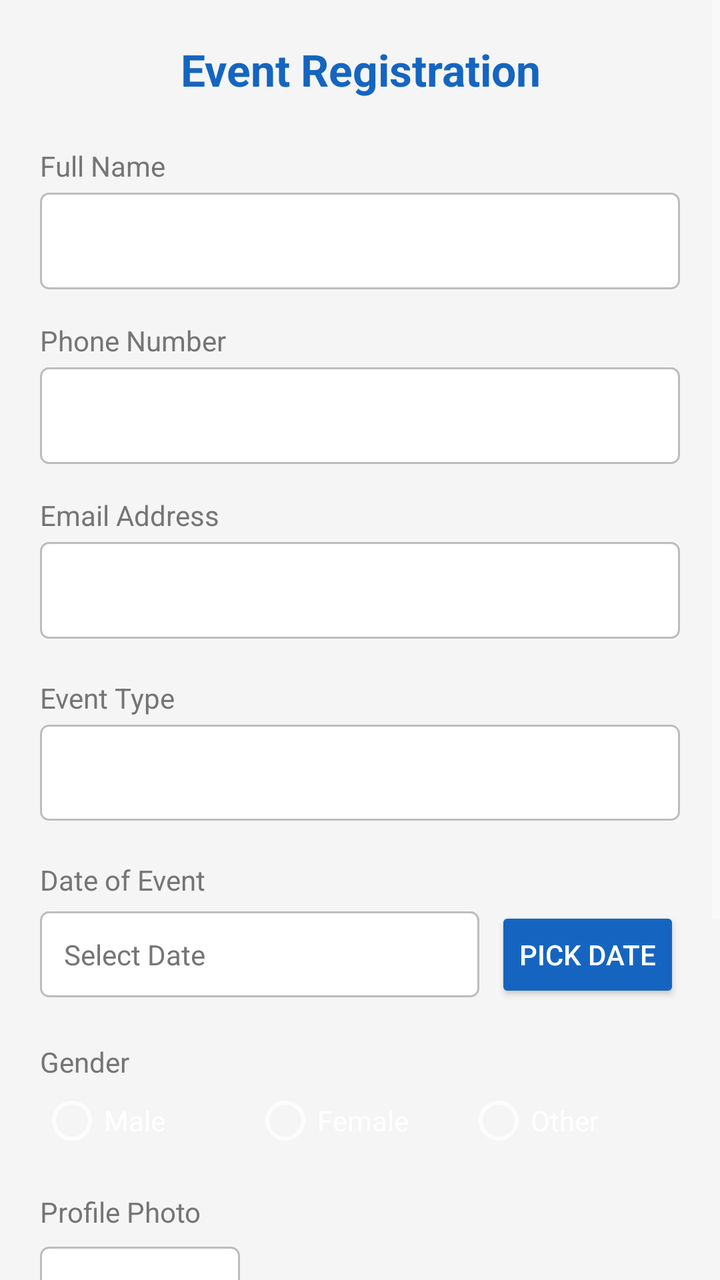
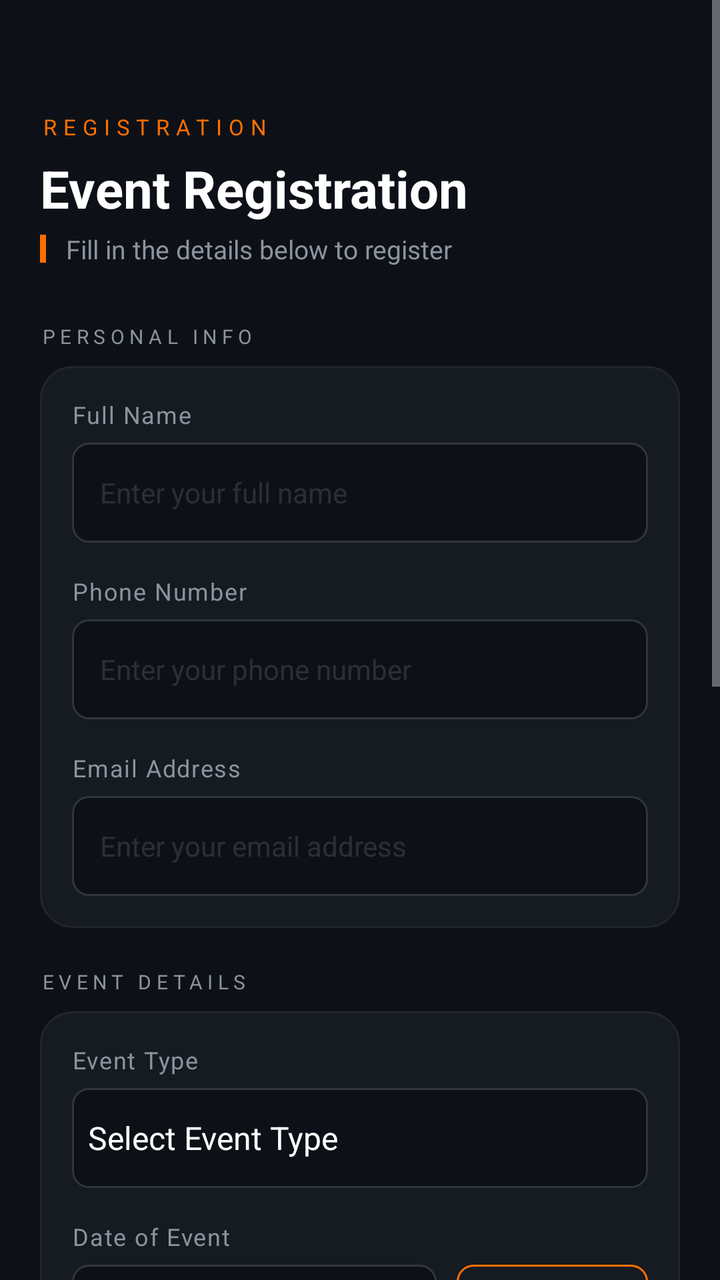

An Android layout rendered at two revisions. The XML below is the earlier revision; the diff shows what the commit changed to produce the second picture.
<!-- AndroidManifest.xml: application theme Theme._2023CS128eventmanagement -->
<!-- res/layout/activity_registration.xml -->
<?xml version="1.0" encoding="utf-8"?>
<ScrollView
    xmlns:android="http://schemas.android.com/apk/res/android"
    android:layout_width="match_parent"
    android:layout_height="match_parent"
    android:background="@color/color_background">

    <LinearLayout
        android:layout_width="match_parent"
        android:layout_height="wrap_content"
        android:orientation="vertical"
        android:padding="20dp">

        <TextView
            android:layout_width="match_parent"
            android:layout_height="wrap_content"
            android:text="@string/reg_title"
            android:textColor="@color/color_primary"
            android:textSize="22sp"
            android:textStyle="bold"
            android:gravity="center"
            android:layout_marginBottom="24dp" />

        
        <TextView
            android:layout_width="match_parent"
            android:layout_height="wrap_content"
            android:text="@string/hint_name"
            android:textColor="@color/color_text_secondary"
            android:textSize="14sp"
            android:layout_marginBottom="4dp" />

        <EditText
            android:id="@+id/etName"
            android:layout_width="match_parent"
            android:layout_height="wrap_content"
            android:hint="@string/hint_name"
            android:inputType="textPersonName"
            android:imeOptions="actionNext"
            android:background="@drawable/spinner_background"
            android:padding="12dp"
            android:layout_marginBottom="16dp" />

        
        <TextView
            android:layout_width="match_parent"
            android:layout_height="wrap_content"
            android:text="@string/hint_phone"
            android:textColor="@color/color_text_secondary"
            android:textSize="14sp"
            android:layout_marginBottom="4dp" />

        <EditText
            android:id="@+id/etPhone"
            android:layout_width="match_parent"
            android:layout_height="wrap_content"
            android:hint="@string/hint_phone"
            android:inputType="phone"
            android:imeOptions="actionNext"
            android:background="@drawable/spinner_background"
            android:padding="12dp"
            android:layout_marginBottom="16dp" />

        
        <TextView
            android:layout_width="match_parent"
            android:layout_height="wrap_content"
            android:text="@string/hint_email"
            android:textColor="@color/color_text_secondary"
            android:textSize="14sp"
            android:layout_marginBottom="4dp" />

        <EditText
            android:id="@+id/etEmail"
            android:layout_width="match_parent"
            android:layout_height="wrap_content"
            android:hint="@string/hint_email"
            android:inputType="textEmailAddress"
            android:imeOptions="actionNext"
            android:background="@drawable/spinner_background"
            android:padding="12dp"
            android:layout_marginBottom="20dp" />

        
        <TextView
            android:layout_width="match_parent"
            android:layout_height="wrap_content"
            android:text="@string/label_event_type"
            android:textColor="@color/color_text_secondary"
            android:textSize="14sp"
            android:layout_marginBottom="4dp" />

        <Spinner
            android:id="@+id/spinnerEventType"
            android:layout_width="match_parent"
            android:layout_height="48dp"
            android:background="@drawable/spinner_background"
            android:layout_marginBottom="20dp"
            android:entries="@array/event_types" />

        
        <TextView
            android:layout_width="match_parent"
            android:layout_height="wrap_content"
            android:text="@string/label_date"
            android:textColor="@color/color_text_secondary"
            android:textSize="14sp"
            android:layout_marginBottom="4dp" />

        <LinearLayout
            android:layout_width="match_parent"
            android:layout_height="wrap_content"
            android:orientation="horizontal"
            android:gravity="center_vertical"
            android:layout_marginBottom="20dp">

            <TextView
                android:id="@+id/tvSelectedDate"
                android:layout_width="0dp"
                android:layout_height="wrap_content"
                android:layout_weight="1"
                android:text="@string/hint_date"
                android:textColor="@color/color_text_secondary"
                android:padding="12dp"
                android:background="@drawable/spinner_background" />

            <Button
                android:id="@+id/btnPickDate"
                android:layout_width="wrap_content"
                android:layout_height="wrap_content"
                android:text="@string/btn_pick_date"
                android:layout_marginStart="8dp"
                android:backgroundTint="@color/color_primary" />
        </LinearLayout>

        
        <TextView
            android:layout_width="match_parent"
            android:layout_height="wrap_content"
            android:text="@string/label_gender"
            android:textColor="@color/color_text_secondary"
            android:textSize="14sp"
            android:layout_marginBottom="4dp" />

        <RadioGroup
            android:id="@+id/rgGender"
            android:layout_width="match_parent"
            android:layout_height="wrap_content"
            android:orientation="horizontal"
            android:layout_marginBottom="20dp">

            <RadioButton
                android:id="@+id/rbMale"
                android:layout_width="0dp"
                android:layout_height="wrap_content"
                android:layout_weight="1"
                android:text="@string/radio_male" />

            <RadioButton
                android:id="@+id/rbFemale"
                android:layout_width="0dp"
                android:layout_height="wrap_content"
                android:layout_weight="1"
                android:text="@string/radio_female" />

            <RadioButton
                android:id="@+id/rbOther"
                android:layout_width="0dp"
                android:layout_height="wrap_content"
                android:layout_weight="1"
                android:text="@string/radio_other" />
        </RadioGroup>

        
        <TextView
            android:layout_width="match_parent"
            android:layout_height="wrap_content"
            android:text="@string/label_photo"
            android:textColor="@color/color_text_secondary"
            android:textSize="14sp"
            android:layout_marginBottom="8dp" />

        <LinearLayout
            android:layout_width="match_parent"
            android:layout_height="wrap_content"
            android:orientation="horizontal"
            android:gravity="center_vertical"
            android:layout_marginBottom="20dp">

            <ImageView
                android:id="@+id/ivProfilePreview"
                android:layout_width="100dp"
                android:layout_height="100dp"
                android:scaleType="centerCrop"
                android:background="@drawable/spinner_background"
                android:contentDescription="@string/label_photo" />

            <Button
                android:id="@+id/btnPickImage"
                android:layout_width="wrap_content"
                android:layout_height="wrap_content"
                android:text="@string/btn_pick_image"
                android:layout_marginStart="16dp"
                android:backgroundTint="@color/color_primary" />
        </LinearLayout>

        
        <CheckBox
            android:id="@+id/cbTerms"
            android:layout_width="match_parent"
            android:layout_height="wrap_content"
            android:text="@string/cb_terms"
            android:layout_marginBottom="24dp" />

        
        <Button
            android:id="@+id/btnSubmit"
            android:layout_width="match_parent"
            android:layout_height="56dp"
            android:text="@string/btn_submit"
            android:textSize="16sp"
            android:textStyle="bold"
            android:backgroundTint="@color/color_accent"
            android:textColor="@color/white"
            android:layout_marginBottom="16dp" />

    </LinearLayout>

</ScrollView>
<!-- resources referenced by this layout -->
<resources>
  <string-array name="event_types">
          <item>Select Event Type</item>
          <item>Seminar</item>
          <item>Workshop</item>
          <item>Conference</item>
          <item>Webinar</item>
          <item>Cultural Event</item>
      </string-array>
  <color name="color_accent">#FF6F00</color>
  <color name="color_background">#F5F5F5</color>
  <color name="color_primary">#1565C0</color>
  <color name="color_text_secondary">#757575</color>
  <color name="white">#FFFFFFFF</color>
  <!-- drawable spinner_background (drawable) -->
  <?xml version="1.0" encoding="utf-8"?>
  <shape xmlns:android="http://schemas.android.com/apk/res/android"
      android:shape="rectangle">
      <solid android:color="@color/white" />
      <stroke
          android:width="1dp"
          android:color="@color/color_divider" />
      <corners android:radius="4dp" />
      <padding
          android:bottom="8dp"
          android:left="12dp"
          android:right="12dp"
          android:top="8dp" />
  </shape>
  <string name="btn_pick_date">Pick Date</string>
  <string name="btn_pick_image">Pick from Gallery</string>
  <string name="btn_submit">Submit Registration</string>
  <string name="cb_terms">I agree to the Terms &amp; Conditions</string>
  <string name="hint_date">Select Date</string>
  <string name="hint_email">Email Address</string>
  <string name="hint_name">Full Name</string>
  <string name="hint_phone">Phone Number</string>
  <string name="label_date">Date of Event</string>
  <string name="label_event_type">Event Type</string>
  <string name="label_gender">Gender</string>
  <string name="label_photo">Profile Photo</string>
  <string name="radio_female">Female</string>
  <string name="radio_male">Male</string>
  <string name="radio_other">Other</string>
  <string name="reg_title">Event Registration</string>
  <style name="Theme._2023CS128eventmanagement" parent="Theme.AppCompat.NoActionBar">
          <item name="colorPrimary">@color/color_primary</item>
          <item name="colorPrimaryDark">@color/splash_bg</item>
          <item name="colorAccent">@color/color_accent</item>
          <item name="android:windowBackground">@color/splash_bg</item>
          <item name="android:statusBarColor">@color/splash_bg</item>
          <item name="android:navigationBarColor">@color/splash_bg</item>
      </style>
  <color name="color_divider">#BDBDBD</color>
  <color name="splash_bg">#0D1117</color>
</resources>

<!-- the commit's change to res/layout/activity_registration.xml (unified diff, before → after) -->
@@ -3,108 +3,36 @@
     xmlns:android="http://schemas.android.com/apk/res/android"
     android:layout_width="match_parent"
     android:layout_height="match_parent"
-    android:background="@color/color_background">
+    android:background="@color/splash_bg"
+    android:fillViewport="true">
 
     <LinearLayout
         android:layout_width="match_parent"
         android:layout_height="wrap_content"
         android:orientation="vertical"
-        android:padding="20dp">
+        android:paddingStart="20dp"
+        android:paddingEnd="20dp"
+        android:paddingTop="56dp"
+        android:paddingBottom="72dp">
+
+        
+        <TextView
+            android:layout_width="wrap_content"
+            android:layout_height="wrap_content"
+            android:text="REGISTRATION"
+            android:textColor="@color/color_accent"
+            android:textSize="11sp"
+            android:letterSpacing="0.3"
+            android:textAllCaps="true"
+            android:layout_marginBottom="6dp" />
 
         <TextView
             android:layout_width="match_parent"
             android:layout_height="wrap_content"
             android:text="@string/reg_title"
-            android:textColor="@color/color_primary"
-            android:textSize="22sp"
+            android:textColor="@color/white"
+            android:textSize="26sp"
             android:textStyle="bold"
-            android:gravity="center"
-            android:layout_marginBottom="24dp" />
-
-        
-        <TextView
-            android:layout_width="match_parent"
-            android:layout_height="wrap_content"
-            android:text="@string/hint_name"
-            android:textColor="@color/color_text_secondary"
-            android:textSize="14sp"
-            android:layout_marginBottom="4dp" />
-
-        <EditText
-            android:id="@+id/etName"
-            android:layout_width="match_parent"
-            android:layout_height="wrap_content"
-            android:hint="@string/hint_name"
-            android:inputType="textPersonName"
-            android:imeOptions="actionNext"
-            android:background="@drawable/spinner_background"
-            android:padding="12dp"
-            android:layout_marginBottom="16dp" />
-
-        
-        <TextView
-            android:layout_width="match_parent"
-            android:layout_height="wrap_content"
-            android:text="@string/hint_phone"
-            android:textColor="@color/color_text_secondary"
-            android:textSize="14sp"
-            android:layout_marginBottom="4dp" />
-
-        <EditText
-            android:id="@+id/etPhone"
-            android:layout_width="match_parent"
-            android:layout_height="wrap_content"
-            android:hint="@string/hint_phone"
-            android:inputType="phone"
-            android:imeOptions="actionNext"
-            android:background="@drawable/spinner_background"
-            android:padding="12dp"
-            android:layout_marginBottom="16dp" />
-
-        
-        <TextView
-            android:layout_width="match_parent"
-            android:layout_height="wrap_content"
-            android:text="@string/hint_email"
-            android:textColor="@color/color_text_secondary"
-            android:textSize="14sp"
-            android:layout_marginBottom="4dp" />
-
-        <EditText
-            android:id="@+id/etEmail"
-            android:layout_width="match_parent"
-            android:layout_height="wrap_content"
-            android:hint="@string/hint_email"
-            android:inputType="textEmailAddress"
-            android:imeOptions="actionNext"
-            android:background="@drawable/spinner_background"
-            android:padding="12dp"
-            android:layout_marginBottom="20dp" />
-
-        
-        <TextView
-            android:layout_width="match_parent"
-            android:layout_height="wrap_content"
-            android:text="@string/label_event_type"
-            android:textColor="@color/color_text_secondary"
-            android:textSize="14sp"
-            android:layout_marginBottom="4dp" />
-
-        <Spinner
-            android:id="@+id/spinnerEventType"
-            android:layout_width="match_parent"
-            android:layout_height="48dp"
-            android:background="@drawable/spinner_background"
-            android:layout_marginBottom="20dp"
-            android:entries="@array/event_types" />
-
-        
-        <TextView
-            android:layout_width="match_parent"
-            android:layout_height="wrap_content"
-            android:text="@string/label_date"
-            android:textColor="@color/color_text_secondary"
-            android:textSize="14sp"
             android:layout_marginBottom="4dp" />
 
         <LinearLayout
@@ -112,96 +40,334 @@
             android:layout_height="wrap_content"
             android:orientation="horizontal"
             android:gravity="center_vertical"
+            android:layout_marginBottom="28dp">
+            <View
+                android:layout_width="3dp"
+                android:layout_height="14dp"
+                android:background="@color/color_accent"
+                android:layout_marginEnd="10dp" />
+            <TextView
+                android:layout_width="wrap_content"
+                android:layout_height="wrap_content"
+                android:text="Fill in the details below to register"
+                android:textColor="@color/splash_text_muted"
+                android:textSize="13sp" />
+        </LinearLayout>
+
+        
+        <TextView
+            android:layout_width="wrap_content"
+            android:layout_height="wrap_content"
+            android:text="PERSONAL INFO"
+            android:textColor="@color/splash_text_muted"
+            android:textSize="10sp"
+            android:letterSpacing="0.25"
+            android:textAllCaps="true"
+            android:layout_marginBottom="8dp" />
+
+        <LinearLayout
+            android:layout_width="match_parent"
+            android:layout_height="wrap_content"
+            android:orientation="vertical"
+            android:background="@drawable/dark_card_bg"
+            android:padding="16dp"
             android:layout_marginBottom="20dp">
 
-            <TextView
-                android:id="@+id/tvSelectedDate"
-                android:layout_width="0dp"
-                android:layout_height="wrap_content"
-                android:layout_weight="1"
-                android:text="@string/hint_date"
-                android:textColor="@color/color_text_secondary"
-                android:padding="12dp"
-                android:background="@drawable/spinner_background" />
-
-            <Button
-                android:id="@+id/btnPickDate"
-                android:layout_width="wrap_content"
-                android:layout_height="wrap_content"
-                android:text="@string/btn_pick_date"
-                android:layout_marginStart="8dp"
-                android:backgroundTint="@color/color_primary" />
+            
+            <TextView
+                android:layout_width="wrap_content"
+                android:layout_height="wrap_content"
+                android:text="@string/hint_name"
+                android:textColor="@color/splash_text_muted"
+                android:textSize="12sp"
+                android:letterSpacing="0.05"
+                android:layout_marginBottom="6dp" />
+
+            <EditText
+                android:id="@+id/etName"
+                android:layout_width="match_parent"
+                android:layout_height="50dp"
+                android:hint="Enter your full name"
+                android:textColorHint="#3D8B949E"
+                android:textColor="@color/white"
+                android:textSize="14sp"
+                android:inputType="textPersonName"
+                android:imeOptions="actionNext"
+                android:background="@drawable/dark_input_bg"
+                android:paddingStart="14dp"
+                android:paddingEnd="14dp"
+                android:layout_marginBottom="16dp" />
+
+            
+            <TextView
+                android:layout_width="wrap_content"
+                android:layout_height="wrap_content"
+                android:text="@string/hint_phone"
+                android:textColor="@color/splash_text_muted"
+                android:textSize="12sp"
+                android:letterSpacing="0.05"
+                android:layout_marginBottom="6dp" />
+
+            <EditText
+                android:id="@+id/etPhone"
+                android:layout_width="match_parent"
+                android:layout_height="50dp"
+                android:hint="Enter your phone number"
+                android:textColorHint="#3D8B949E"
+                android:textColor="@color/white"
+                android:textSize="14sp"
+                android:inputType="phone"
+                android:imeOptions="actionNext"
+                android:background="@drawable/dark_input_bg"
+                android:paddingStart="14dp"
+                android:paddingEnd="14dp"
+                android:layout_marginBottom="16dp" />
+
+            
+            <TextView
+                android:layout_width="wrap_content"
+                android:layout_height="wrap_content"
+                android:text="@string/hint_email"
+                android:textColor="@color/splash_text_muted"
+                android:textSize="12sp"
+                android:letterSpacing="0.05"
+                android:layout_marginBottom="6dp" />
+
+            <EditText
+                android:id="@+id/etEmail"
+                android:layout_width="match_parent"
+                android:layout_height="50dp"
+                android:hint="Enter your email address"
+                android:textColorHint="#3D8B949E"
+                android:textColor="@color/white"
+                android:textSize="14sp"
+                android:inputType="textEmailAddress"
+                android:imeOptions="actionNext"
+                android:background="@drawable/dark_input_bg"
+                android:paddingStart="14dp"
+                android:paddingEnd="14dp" />
+
         </LinearLayout>
 
         
         <TextView
-            android:layout_width="match_parent"
-            android:layout_height="wrap_content"
-            android:text="@string/label_gender"
-            android:textColor="@color/color_text_secondary"
-            android:textSize="14sp"
-            android:layout_marginBottom="4dp" />
-
-        <RadioGroup
-            android:id="@+id/rgGender"
-            android:layout_width="match_parent"
-            android:layout_height="wrap_content"
-            android:orientation="horizontal"
+            android:layout_width="wrap_content"
+            android:layout_height="wrap_content"
+            android:text="EVENT DETAILS"
+            android:textColor="@color/splash_text_muted"
+            android:textSize="10sp"
+            android:letterSpacing="0.25"
+            android:textAllCaps="true"
+            android:layout_marginBottom="8dp" />
+
+        <LinearLayout
+            android:layout_width="match_parent"
+            android:layout_height="wrap_content"
+            android:orientation="vertical"
+            android:background="@drawable/dark_card_bg"
+            android:padding="16dp"
             android:layout_marginBottom="20dp">
 
-            <RadioButton
-                android:id="@+id/rbMale"
-                android:layout_width="0dp"
-                android:layout_height="wrap_content"
-                android:layout_weight="1"
-                android:text="@string/radio_male" />
-
-            <RadioButton
-                android:id="@+id/rbFemale"
-                android:layout_width="0dp"
-                android:layout_height="wrap_content"
-                android:layout_weight="1"
-                android:text="@string/radio_female" />
-
-            <RadioButton
-                android:id="@+id/rbOther"
-                android:layout_width="0dp"
-                android:layout_height="wrap_content"
-                android:layout_weight="1"
-                android:text="@string/radio_other" />
-        </RadioGroup>
-
-        
-        <TextView
-            android:layout_width="match_parent"
-            android:layout_height="wrap_content"
-            android:text="@string/label_photo"
-            android:textColor="@color/color_text_secondary"
-            android:textSize="14sp"
+            
+            <TextView
+                android:layout_width="wrap_content"
+                android:layout_height="wrap_content"
+                android:text="@string/label_event_type"
+                android:textColor="@color/splash_text_muted"
+                android:textSize="12sp"
+                android:letterSpacing="0.05"
+                android:layout_marginBottom="6dp" />
+
+            <Spinner
+                android:id="@+id/spinnerEventType"
+                android:layout_width="match_parent"
+                android:layout_height="50dp"
+                android:background="@drawable/dark_input_bg"
+                android:entries="@array/event_types"
+                android:layout_marginBottom="16dp" />
+
+            
+            <TextView
+                android:layout_width="wrap_content"
+                android:layout_height="wrap_content"
+                android:text="@string/label_date"
+                android:textColor="@color/splash_text_muted"
+                android:textSize="12sp"
+                android:letterSpacing="0.05"
+                android:layout_marginBottom="6dp" />
+
+            <LinearLayout
+                android:layout_width="match_parent"
+                android:layout_height="wrap_content"
+                android:orientation="horizontal"
+                android:gravity="center_vertical">
+
+                <TextView
+                    android:id="@+id/tvSelectedDate"
+                    android:layout_width="0dp"
+                    android:layout_height="50dp"
+                    android:layout_weight="1"
+                    android:text="@string/hint_date"
+                    android:textColor="#3D8B949E"
+                    android:textSize="14sp"
+                    android:gravity="center_vertical"
+                    android:paddingStart="14dp"
+                    android:paddingEnd="14dp"
+                    android:background="@drawable/dark_date_bg" />
+
+                <Button
+                    android:id="@+id/btnPickDate"
+                    android:layout_width="wrap_content"
+                    android:layout_height="50dp"
+                    android:text="@string/btn_pick_date"
+                    android:textColor="@color/color_accent"
+                    android:textSize="13sp"
+                    android:layout_marginStart="10dp"
+                    android:background="@drawable/outline_button_bg"
+                    android:stateListAnimator="@null"
+                    android:paddingStart="16dp"
+                    android:paddingEnd="16dp" />
+
+            </LinearLayout>
+
+        </LinearLayout>
+
+        
+        <TextView
+            android:layout_width="wrap_content"
+            android:layout_height="wrap_content"
+            android:text="PREFERENCES"
+            android:textColor="@color/splash_text_muted"
+            android:textSize="10sp"
+            android:letterSpacing="0.25"
+            android:textAllCaps="true"
             android:layout_marginBottom="8dp" />
 
         <LinearLayout
             android:layout_width="match_parent"
             android:layout_height="wrap_content"
-            android:orientation="horizontal"
-            android:gravity="center_vertical"
+            android:orientation="vertical"
+            android:background="@drawable/dark_card_bg"
+            android:padding="16dp"
             android:layout_marginBottom="20dp">
 
-            <ImageView
-                android:id="@+id/ivProfilePreview"
-                android:layout_width="100dp"
-                android:layout_height="100dp"
-                android:scaleType="centerCrop"
-                android:background="@drawable/spinner_background"
-                android:contentDescription="@string/label_photo" />
-
-            <Button
-                android:id="@+id/btnPickImage"
-                android:layout_width="wrap_content"
-                android:layout_height="wrap_content"
-                android:text="@string/btn_pick_image"
-                android:layout_marginStart="16dp"
-                android:backgroundTint="@color/color_primary" />
+            
+            <TextView
+                android:layout_width="wrap_content"
+                android:layout_height="wrap_content"
+                android:text="@string/label_gender"
+                android:textColor="@color/splash_text_muted"
+                android:textSize="12sp"
+                android:letterSpacing="0.05"
+                android:layout_marginBottom="10dp" />
+
+            <RadioGroup
+                android:id="@+id/rgGender"
+                android:layout_width="match_parent"
+                android:layout_height="wrap_content"
+                android:orientation="horizontal"
+                android:layout_marginBottom="20dp">
+
+                <RadioButton
+                    android:id="@+id/rbMale"
+                    android:layout_width="0dp"
+                    android:layout_height="wrap_content"
+                    android:layout_weight="1"
+                    android:text="@string/radio_male"
+                    android:textColor="@color/white"
+                    android:buttonTint="@color/color_accent" />
+
+                <RadioButton
+                    android:id="@+id/rbFemale"
+                    android:layout_width="0dp"
+                    android:layout_height="wrap_content"
+                    android:layout_weight="1"
+                    android:text="@string/radio_female"
+                    android:textColor="@color/white"
+                    android:buttonTint="@color/color_accent" />
+
+                <RadioButton
+                    android:id="@+id/rbOther"
+                    android:layout_width="0dp"
+                    android:layout_height="wrap_content"
+                    android:layout_weight="1"
+                    android:text="@string/radio_other"
+                    android:textColor="@color/white"
+                    android:buttonTint="@color/color_accent" />
+
+            </RadioGroup>
+
+            
+            <View
+                android:layout_width="match_parent"
+                android:layout_height="1dp"
+                android:background="#21262D"
+                android:layout_marginBottom="20dp" />
+
+            
+            <TextView
+                android:layout_width="wrap_content"
+                android:layout_height="wrap_content"
+                android:text="@string/label_photo"
+                android:textColor="@color/splash_text_muted"
+                android:textSize="12sp"
+                android:letterSpacing="0.05"
+                android:layout_marginBottom="10dp" />
+
+            <LinearLayout
+                android:layout_width="match_parent"
+                android:layout_height="wrap_content"
+                android:orientation="horizontal"
+                android:gravity="center_vertical">
+
+                <ImageView
+                    android:id="@+id/ivProfilePreview"
+                    android:layout_width="90dp"
+                    android:layout_height="90dp"
+                    android:scaleType="centerCrop"
+                    android:background="@drawable/dark_image_preview"
+                    android:contentDescription="@string/label_photo" />
+
+                <LinearLayout
+                    android:layout_width="0dp"
+                    android:layout_height="wrap_content"
+                    android:layout_weight="1"
+                    android:orientation="vertical"
+                    android:layout_marginStart="16dp">
+
+                    <TextView
+                        android:layout_width="wrap_content"
+                        android:layout_height="wrap_content"
+                        android:text="Profile Photo"
+                        android:textColor="@color/white"
+                        android:textSize="14sp"
+                        android:textStyle="bold"
+                        android:layout_marginBottom="4dp" />
+
+                    <TextView
+                        android:layout_width="wrap_content"
+                        android:layout_height="wrap_content"
+                        android:text="JPG or PNG recommended"
+                        android:textColor="@color/splash_text_muted"
+                        android:textSize="12sp"
+                        android:layout_marginBottom="12dp" />
+
+                    <Button
+                        android:id="@+id/btnPickImage"
+                        android:layout_width="wrap_content"
+                        android:layout_height="40dp"
+                        android:text="@string/btn_pick_image"
+                        android:textColor="@color/color_accent"
+                        android:textSize="12sp"
+                        android:background="@drawable/outline_button_bg"
+                        android:stateListAnimator="@null"
+                        android:paddingStart="14dp"
+                        android:paddingEnd="14dp" />
+
+                </LinearLayout>
+
+            </LinearLayout>
+
         </LinearLayout>
 
         
@@ -210,6 +376,9 @@
             android:layout_width="match_parent"
             android:layout_height="wrap_content"
             android:text="@string/cb_terms"
+            android:textColor="@color/splash_text_muted"
+            android:textSize="13sp"
+            android:buttonTint="@color/color_accent"
             android:layout_marginBottom="24dp" />
 
         
@@ -218,11 +387,12 @@
             android:layout_width="match_parent"
             android:layout_height="56dp"
             android:text="@string/btn_submit"
-            android:textSize="16sp"
+            android:textSize="15sp"
             android:textStyle="bold"
-            android:backgroundTint="@color/color_accent"
             android:textColor="@color/white"
-            android:layout_marginBottom="16dp" />
+            android:letterSpacing="0.05"
+            android:background="@drawable/accent_button_bg"
+            android:stateListAnimator="@null" />
 
     </LinearLayout>
 
<!-- resource entries referenced after the edit -->
@@ -9,24 +9,65 @@
           <item>Cultural Event</item>
       </string-array>
   <color name="color_accent">#FF6F00</color>
-  <color name="color_background">#F5F5F5</color>
-  <color name="color_primary">#1565C0</color>
-  <color name="color_text_secondary">#757575</color>
+  <color name="splash_bg">#0D1117</color>
+  <color name="splash_text_muted">#8B949E</color>
   <color name="white">#FFFFFFFF</color>
-  <!-- drawable spinner_background (drawable) -->
+  <!-- drawable accent_button_bg (drawable) -->
   <?xml version="1.0" encoding="utf-8"?>
   <shape xmlns:android="http://schemas.android.com/apk/res/android"
       android:shape="rectangle">
-      <solid android:color="@color/white" />
+      <solid android:color="#FF6F00" />
+      <corners android:radius="12dp" />
+  </shape>
+  <!-- drawable dark_card_bg (drawable) -->
+  <?xml version="1.0" encoding="utf-8"?>
+  <shape xmlns:android="http://schemas.android.com/apk/res/android"
+      android:shape="rectangle">
+      <solid android:color="#161B22" />
+      <corners android:radius="16dp" />
       <stroke
           android:width="1dp"
-          android:color="@color/color_divider" />
-      <corners android:radius="4dp" />
-      <padding
-          android:bottom="8dp"
-          android:left="12dp"
-          android:right="12dp"
-          android:top="8dp" />
+          android:color="#21262D" />
+  </shape>
+  <!-- drawable dark_date_bg (drawable) -->
+  <?xml version="1.0" encoding="utf-8"?>
+  <shape xmlns:android="http://schemas.android.com/apk/res/android"
+      android:shape="rectangle">
+      <solid android:color="#0D1117" />
+      <corners android:radius="8dp" />
+      <stroke
+          android:width="1dp"
+          android:color="#30363D" />
+  </shape>
+  <!-- drawable dark_image_preview (drawable) -->
+  <?xml version="1.0" encoding="utf-8"?>
+  <shape xmlns:android="http://schemas.android.com/apk/res/android"
+      android:shape="rectangle">
+      <solid android:color="#0D1117" />
+      <corners android:radius="10dp" />
+      <stroke
+          android:width="1.5dp"
+          android:color="#FF6F00" />
+  </shape>
+  <!-- drawable dark_input_bg (drawable) -->
+  <?xml version="1.0" encoding="utf-8"?>
+  <shape xmlns:android="http://schemas.android.com/apk/res/android"
+      android:shape="rectangle">
+      <solid android:color="#0D1117" />
+      <corners android:radius="8dp" />
+      <stroke
+          android:width="1dp"
+          android:color="#30363D" />
+  </shape>
+  <!-- drawable outline_button_bg (drawable) -->
+  <?xml version="1.0" encoding="utf-8"?>
+  <shape xmlns:android="http://schemas.android.com/apk/res/android"
+      android:shape="rectangle">
+      <solid android:color="#161B22" />
+      <corners android:radius="8dp" />
+      <stroke
+          android:width="1dp"
+          android:color="#FF6F00" />
   </shape>
   <string name="btn_pick_date">Pick Date</string>
   <string name="btn_pick_image">Pick from Gallery</string>
@@ -52,7 +93,6 @@
           <item name="android:statusBarColor">@color/splash_bg</item>
           <item name="android:navigationBarColor">@color/splash_bg</item>
       </style>
-  <color name="color_divider">#BDBDBD</color>
-  <color name="splash_bg">#0D1117</color>
+  <color name="color_primary">#1565C0</color>
 </resources>
 
